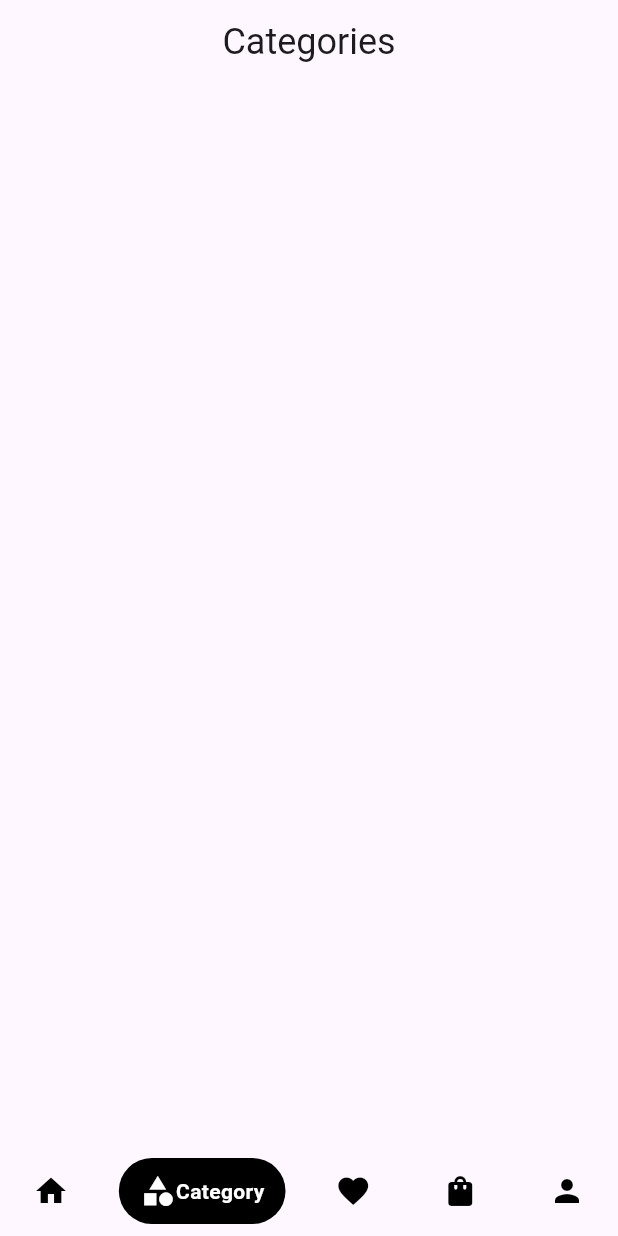
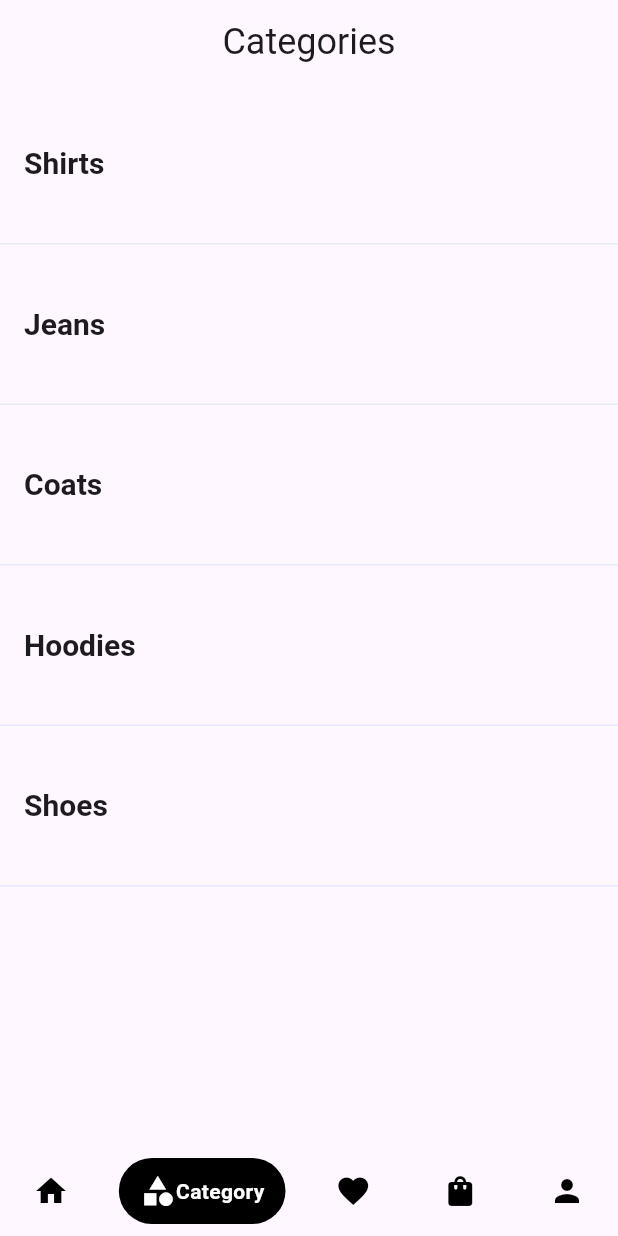
Before and after one commit to Baimukhambet/Flutter-ECommerce, a Flutter app: the screen it shows after launch, item 2 of the bottom bar chosen, on a phone screen of 412 x 824 dp. Run offline on Flutter 3.47's test engine with Material 3 defaults, Android fonts, the phone set to English and light mode, and no system bars; drawn by our look-alikes of google_nav_bar; network calls fail.

```diff
--- a/lib/features/categories_page/categories_screen.dart
+++ b/lib/features/categories_page/categories_screen.dart
@@ -1,10 +1,24 @@
 import 'package:flutter/material.dart';
+import 'package:flutter/widgets.dart';
+import 'package:shop_app/features/categories_page/widgets/category_tile.dart';
+import 'package:shop_app/repositories/models/models.dart';
 
 class CategoriesScreen extends StatelessWidget {
-  const CategoriesScreen({super.key});
+  CategoriesScreen({super.key});
+
+  final List<String> categoryNames = Category.values
+      .map(
+        (e) => e.toStr(),
+      )
+      .toList();
 
   @override
   Widget build(BuildContext context) {
-    return Container();
+    return ListView.builder(
+      itemCount: categoryNames.length,
+      itemBuilder: (context, index) {
+        return CategoryItem(title: categoryNames[index]);
+      },
+    );
   }
 }
--- /dev/null
+++ b/lib/features/categories_page/widgets/category_tile.dart
@@ -0,0 +1,22 @@
+import 'package:flutter/material.dart';
+
+class CategoryItem extends StatelessWidget {
+  const CategoryItem({super.key, required this.title});
+
+  final String title;
+
+  @override
+  Widget build(BuildContext context) {
+    return Container(
+        padding: const EdgeInsets.symmetric(vertical: 40, horizontal: 16),
+        decoration: const BoxDecoration(
+            border: Border(bottom: BorderSide(color: Color(0xE6E6E6FF)))),
+        child: Row(
+          mainAxisAlignment: MainAxisAlignment.start,
+          crossAxisAlignment: CrossAxisAlignment.center,
+          children: [
+            Text(title, style: Theme.of(context).textTheme.headlineMedium)
+          ],
+        ));
+  }
+}
--- /dev/null
+++ b/lib/repositories/models/category.dart
@@ -0,0 +1,28 @@
+enum Gender { woman, man }
+
+enum Category {
+  shirts,
+  jeans,
+  coats,
+  hoodies,
+  shoes;
+}
+
+extension ToStringGender on Gender {
+  String toStr() {
+    String str = this.name;
+    return "${str[0].toUpperCase()}${str.substring(1).toLowerCase()}";
+  }
+}
+
+extension ToStringCategory on Category {
+  String toStr() {
+    String str = this.name;
+    return "${str[0].toUpperCase()}${str.substring(1).toLowerCase()}";
+  }
+}
+
+
+// 1. Gender 2. Adult/Kid 3. Catgory of cloth
+
+// Every
--- a/lib/repositories/models/category_model.dart
+++ /dev/null
@@ -1,14 +0,0 @@
-class Category {
-  final String name;
-
-  Category({required this.name});
-}
-
-enum MainCategory { all, woman, man, kid }
-
-extension ParseToString on MainCategory {
-  String toStr() {
-    String str = this.name;
-    return "${str[0].toUpperCase()}${str.substring(1).toLowerCase()}";
-  }
-}
--- a/lib/repositories/models/models.dart
+++ b/lib/repositories/models/models.dart
@@ -1,2 +1,2 @@
-export 'category_model.dart';
+export 'category.dart';
 export 'product_model.dart';
--- a/lib/theme/theme.dart
+++ b/lib/theme/theme.dart
@@ -5,6 +5,21 @@ final theme = ThemeData(
       titleLarge: TextStyle(
         fontSize: 24,
       ),
-      titleMedium: TextStyle(
-          fontSize: 14, fontWeight: FontWeight.w600, color: Colors.white)),
+      //H7
+      titleMedium: TextStyle(fontSize: 16, fontWeight: FontWeight.bold),
+      titleSmall: TextStyle(
+          fontSize: 14, fontWeight: FontWeight.w600, color: Colors.white),
+
+      //H4
+      headlineLarge: TextStyle(fontSize: 24, fontWeight: FontWeight.bold),
+
+      //H5
+      headlineMedium: TextStyle(fontSize: 20, fontWeight: FontWeight.bold),
+
+      // H6
+      headlineSmall: TextStyle(fontSize: 18, fontWeight: FontWeight.bold),
+
+      //Regular
+      bodySmall: TextStyle(
+          fontSize: 12, fontWeight: FontWeight.w400, color: Color(0xA0A0A0FF))),
 );
```
Also changed, not shown: lib/features/home_page/home_screen.dart (+21 -10 lines), lib/features/home_page/widgets/card_tile.dart (+25 -9 lines), lib/features/product_page/product_screen.dart (added, +75 -0 lines), lib/repositories/models/product_model.dart (+8 -0 lines), lib/repositories/product_repository.dart (added, +52 -0 lines).
